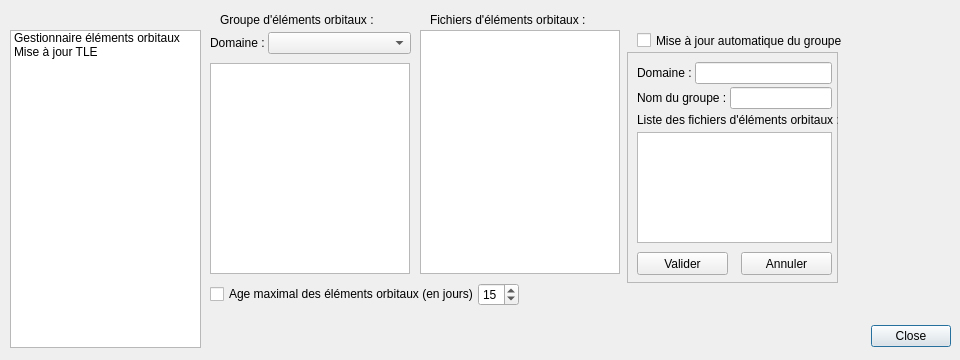
First picture: the form in src/interface/outils/outils.ui, repository mconsidine/previsat_archive, before the edit.
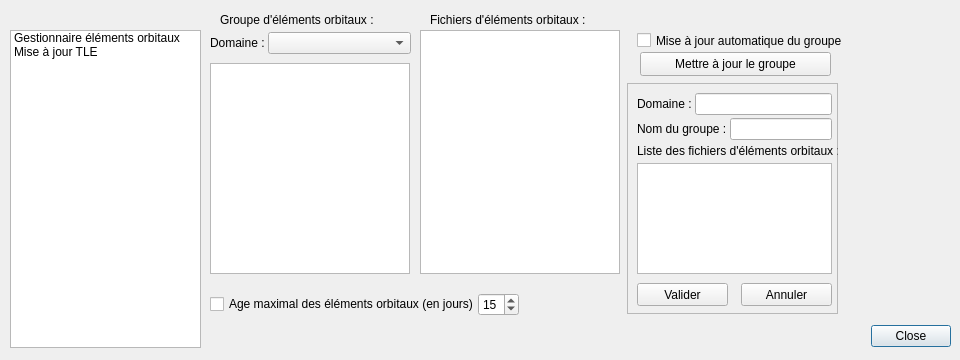
Second picture: the form after the edit.

```diff
--- a/src/interface/outils/outils.ui
+++ b/src/interface/outils/outils.ui
@@ -70,7 +70,7 @@
      <x>210</x>
      <y>12</y>
      <width>751</width>
-     <height>301</height>
+     <height>311</height>
     </rect>
    </property>
    <property name="currentIndex">
@@ -81,7 +81,7 @@
      <property name="geometry">
       <rect>
        <x>0</x>
-       <y>270</y>
+       <y>280</y>
        <width>309</width>
        <height>25</height>
       </rect>
@@ -125,7 +125,7 @@
      <property name="geometry">
       <rect>
        <x>417</x>
-       <y>40</y>
+       <y>71</y>
        <width>211</width>
        <height>231</height>
       </rect>
@@ -407,6 +407,19 @@
       </item>
      </layout>
     </widget>
+    <widget class="QPushButton" name="majGroupe">
+     <property name="geometry">
+      <rect>
+       <x>430</x>
+       <y>40</y>
+       <width>191</width>
+       <height>24</height>
+      </rect>
+     </property>
+     <property name="text">
+      <string>Mettre à jour le groupe</string>
+     </property>
+    </widget>
    </widget>
    <widget class="QWidget" name="miseAJourTLE">
     <widget class="QTabWidget" name="majTLE">
```
